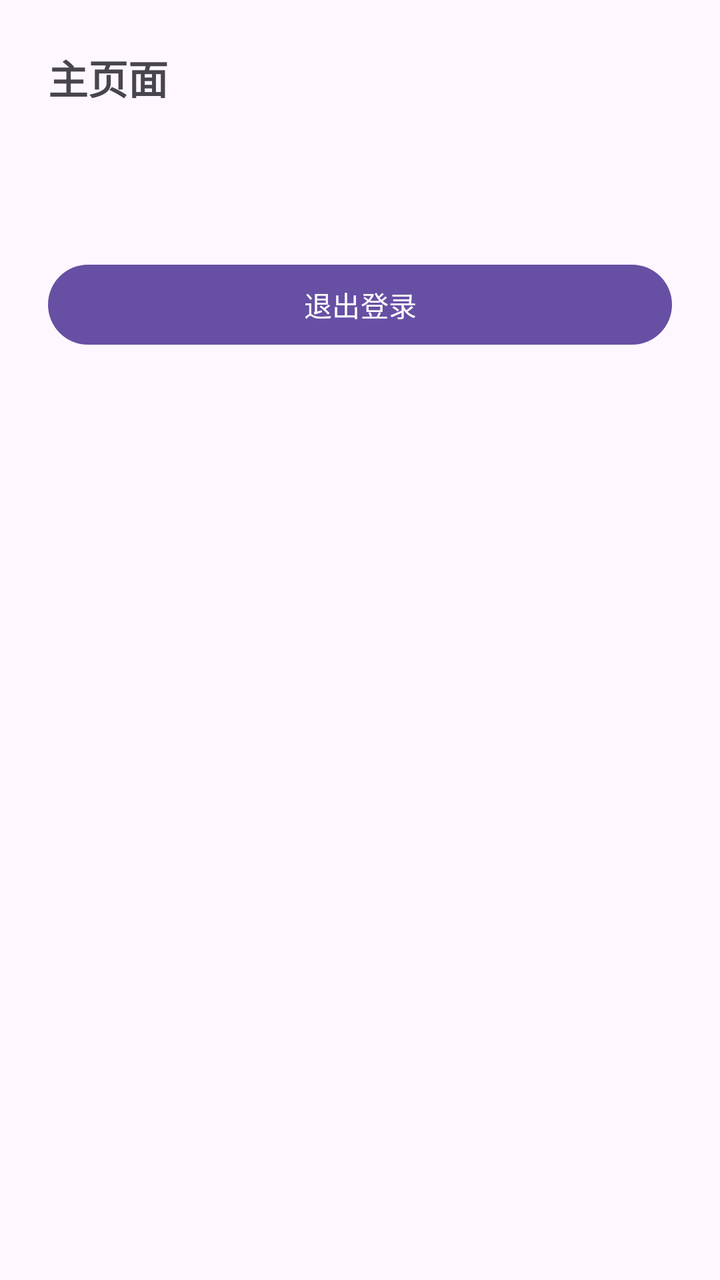
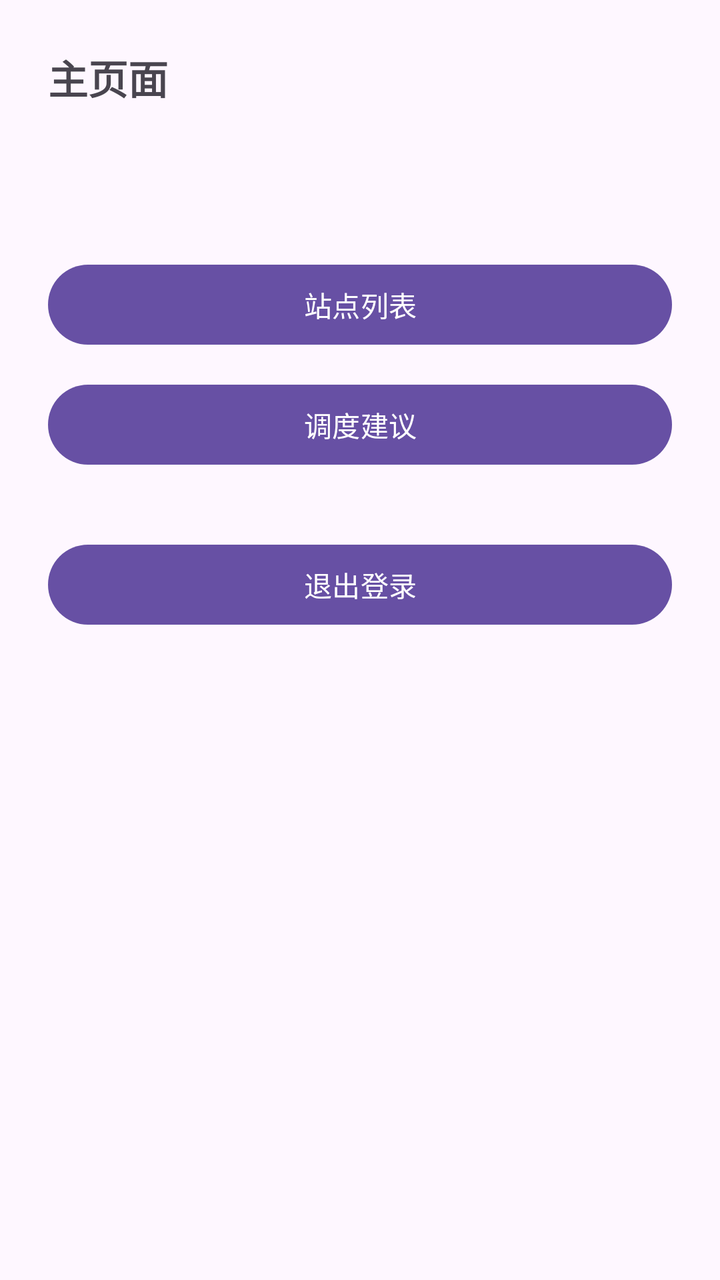

The first picture is an Android layout as it rendered before a commit; the second is the same layout after the commit. The layout source and the unified diff follow.
<!-- AndroidManifest.xml: application theme Theme.BikeUserApp -->
<!-- res/layout/activity_main.xml -->
<?xml version="1.0" encoding="utf-8"?>
<LinearLayout
    xmlns:android="http://schemas.android.com/apk/res/android"
    android:layout_width="match_parent"
    android:layout_height="match_parent"
    android:orientation="vertical"
    android:padding="24dp">

    <TextView
        android:layout_width="wrap_content"
        android:layout_height="wrap_content"
        android:text="主页面"
        android:textSize="20sp"
        android:textStyle="bold"
        android:layout_marginBottom="24dp"/>

    <TextView
        android:id="@+id/tv_user_info"
        android:layout_width="wrap_content"
        android:layout_height="wrap_content"
        android:textSize="14sp"/>

    <Button
        android:id="@+id/btn_logout"
        android:layout_width="match_parent"
        android:layout_height="wrap_content"
        android:text="退出登录"
        android:layout_marginTop="32dp"/>

</LinearLayout>
<!-- resources referenced by this layout -->
<resources>
  <style name="Theme.BikeUserApp" parent="Base.Theme.BikeUserApp" />
  <style name="Base.Theme.BikeUserApp" parent="Theme.Material3.DayNight.NoActionBar">
          
          
      </style>
</resources>

<!-- the commit's change to res/layout/activity_main.xml (unified diff, before → after) -->
@@ -18,13 +18,27 @@
         android:id="@+id/tv_user_info"
         android:layout_width="wrap_content"
         android:layout_height="wrap_content"
-        android:textSize="14sp"/>
+        android:textSize="14sp"
+        android:layout_marginBottom="32dp"/>
+
+    <Button
+        android:id="@+id/btn_stations"
+        android:layout_width="match_parent"
+        android:layout_height="wrap_content"
+        android:text="站点列表"
+        android:layout_marginBottom="12dp"/>
+
+    <Button
+        android:id="@+id/btn_dispatch"
+        android:layout_width="match_parent"
+        android:layout_height="wrap_content"
+        android:text="调度建议"
+        android:layout_marginBottom="32dp"/>
 
     <Button
         android:id="@+id/btn_logout"
         android:layout_width="match_parent"
         android:layout_height="wrap_content"
-        android:text="退出登录"
-        android:layout_marginTop="32dp"/>
+        android:text="退出登录"/>
 
 </LinearLayout>
